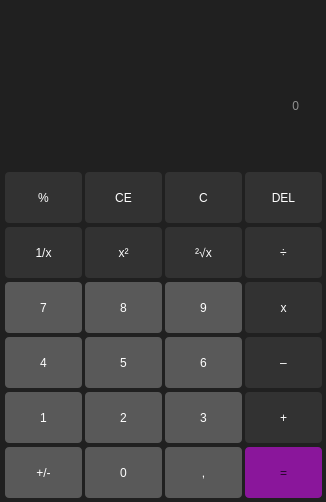
Qt form Calculator/main_window_dialog.ui (vince-exe/Calculator) before a commit.
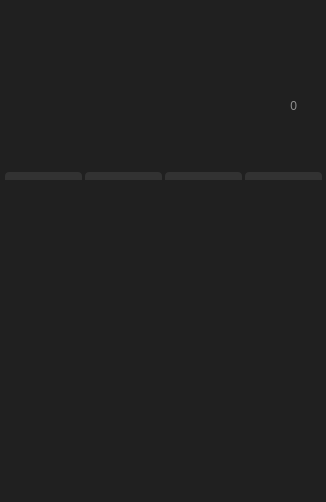
The same form after that commit.

What changed in the file:
```diff
--- a/Calculator/main_window_dialog.ui
+++ b/Calculator/main_window_dialog.ui
@@ -632,13 +632,17 @@
    </property>
    <property name="styleSheet">
     <string notr="true">QLineEdit {
-	font: 700 20pt &quot;Segoe UI&quot;;
+	font: 700 22pt &quot;Segoe UI&quot;;
 	color: rgb(255, 255, 255);
 	padding-left: 15px;
 	background-color: rgb(32, 32, 32);
 	border: 0px solid rgb(32, 32, 32);
+	letter-spacing: 2px;
 }</string>
    </property>
+   <property name="text">
+    <string/>
+   </property>
    <property name="alignment">
     <set>Qt::AlignRight|Qt::AlignTrailing|Qt::AlignVCenter</set>
    </property>
@@ -661,8 +665,32 @@
    <property name="text">
     <string/>
    </property>
-   <property name="alignment">
-    <set>Qt::AlignCenter</set>
+  </widget>
+  <widget class="QLabel" name="historyLabel">
+   <property name="enabled">
+    <bool>true</bool>
+   </property>
+   <property name="geometry">
+    <rect>
+     <x>0</x>
+     <y>180</y>
+     <width>326</width>
+     <height>321</height>
+    </rect>
+   </property>
+   <property name="styleSheet">
+    <string notr="true">QLabel {
+	background-color: rgb(32, 32, 32);
+}</string>
+   </property>
+   <property name="frameShape">
+    <enum>QFrame::NoFrame</enum>
+   </property>
+   <property name="text">
+    <string/>
+   </property>
+   <property name="indent">
+    <number>-1</number>
    </property>
   </widget>
  </widget>
```
Left out of the diff: 8 changed lines with no effect on the pictures.
